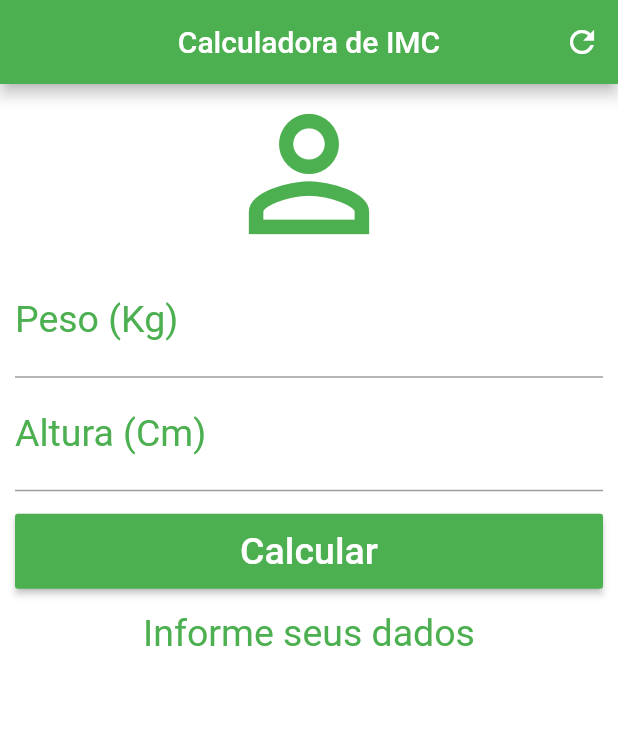
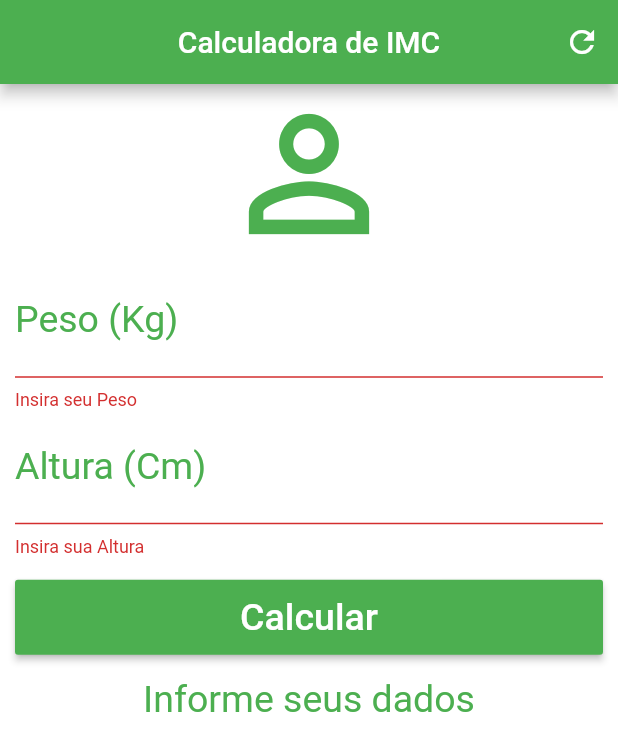
Before and after one commit to EsioFreitas/calculadora_imc, a Flutter app: the screen it shows after launch, after a tap on "Calcular", on a phone screen of 412 x 824 dp. Shown: the top 751 px of the screen. Run offline on Flutter 3.47's test engine with Material 2 defaults, Android fonts, the phone set to English and light mode, and no system bars.

```diff
--- a/lib/main.dart
+++ b/lib/main.dart
@@ -15,11 +15,12 @@ class _HomeState extends State<Home> {
   TextEditingController weightController = TextEditingController();
   TextEditingController heightController = TextEditingController();
   String _infoText = "Informe seus dados";
+  GlobalKey<FormState> _formKey = GlobalKey<FormState>();
 
   void _resetFildes() {
-    setState(() {
     weightController.text = "";
     heightController.text = "";
+    setState(() {
       _infoText = "Informe seus dados";
     });
   }
@@ -65,34 +66,47 @@ class _HomeState extends State<Home> {
         backgroundColor: Colors.white,
         body: SingleChildScrollView(
             padding: EdgeInsets.fromLTRB(10, 0, 10, 0),
+            child: Form(
+              key: _formKey,
               child: Column(
                 crossAxisAlignment: CrossAxisAlignment.stretch,
                 children: <Widget>[
                   Icon(Icons.person_outline, size: 120, color: Colors.green),
-              TextField(
+                  TextFormField(
                       keyboardType: TextInputType.number,
                       decoration: InputDecoration(
                           labelText: "Peso (Kg)",
                           labelStyle: TextStyle(color: Colors.green)),
                       textAlign: TextAlign.center,
                       style: TextStyle(color: Colors.green, fontSize: 25),
-                  controller: weightController),
-              TextField(
+                      controller: weightController,
+                      validator: (value) {
+                        if (value.isEmpty) {
+                          return "Insira seu Peso";
+                        }
+                      }),
+                  TextFormField(
                       keyboardType: TextInputType.number,
                       decoration: InputDecoration(
                           labelText: "Altura (Cm)",
                           labelStyle: TextStyle(color: Colors.green)),
                       textAlign: TextAlign.center,
                       style: TextStyle(color: Colors.green, fontSize: 25),
-                  controller: heightController),
+                      controller: heightController,
+                      validator: (value) {
+                        if (value.isEmpty) return "Insira sua Altura";
+                      }),
                   Padding(
                     padding: EdgeInsets.only(top: 15, bottom: 15),
                     child: Container(
                       height: 50,
                       child: RaisedButton(
-                    onPressed: _caculate,
+                        onPressed: () {
+                          if (_formKey.currentState.validate()) _caculate();
+                        },
                         child: Text("Calcular",
-                        style: TextStyle(color: Colors.white, fontSize: 25)),
+                            style:
+                                TextStyle(color: Colors.white, fontSize: 25)),
                         color: Colors.green,
                       ),
                     ),
@@ -104,6 +118,6 @@ class _HomeState extends State<Home> {
                   )
                 ],
               ),
-        ));
+            )));
   }
 }
```
Lines whose indentation alone changed are shown as unchanged.
